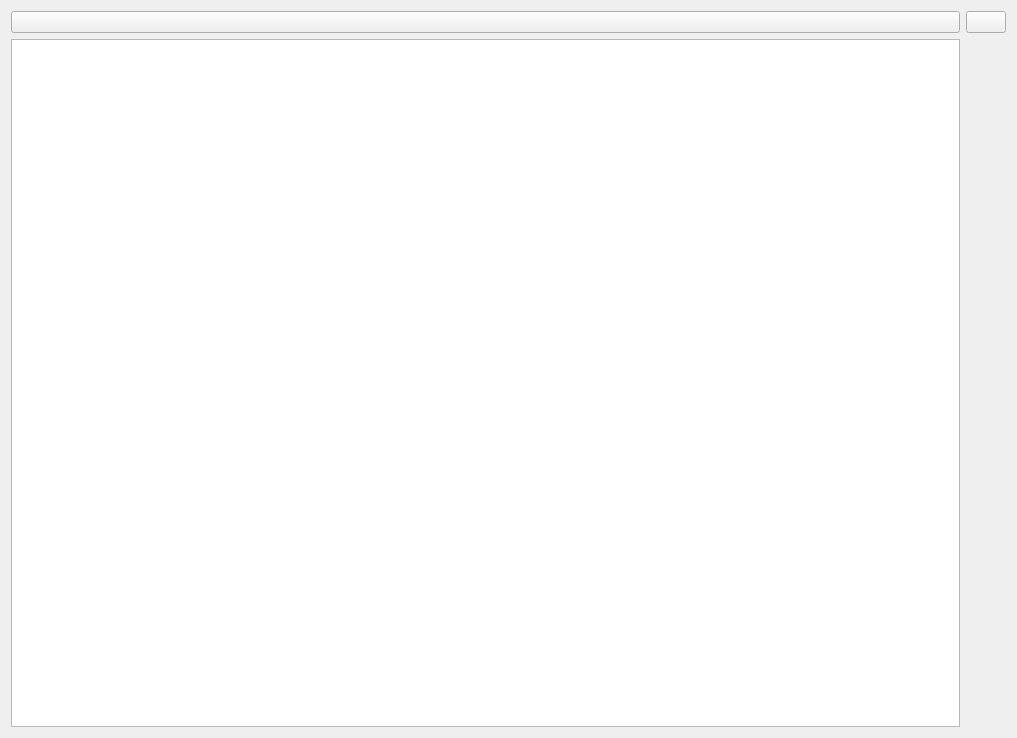
MisakaMikoto128/UDP_Oscilloscope, file src/ui/history_panel.ui: the form before one commit.
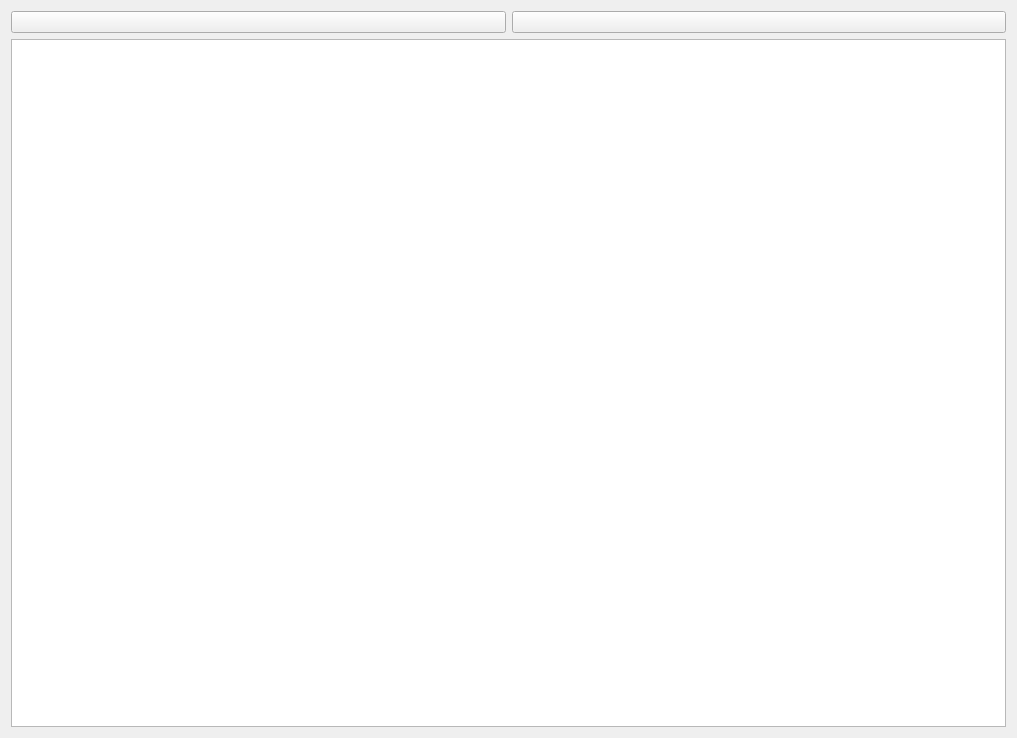
The form after the commit. Custom widgets are drawn as their Qt base class.

Commit message: 修复故障表没有铺满水平空间的问题

Diff of the .ui file:
```diff
--- a/src/ui/history_panel.ui
+++ b/src/ui/history_panel.ui
@@ -20,7 +20,7 @@
    <item row="0" column="1">
     <widget class="ComboBox" name="combo_box_devices"/>
    </item>
-   <item row="1" column="0">
+   <item row="1" column="0" colspan="2">
     <widget class="TableWidget" name="table_fault_history"/>
    </item>
   </layout>
```
The commit also changes 1 other file.
